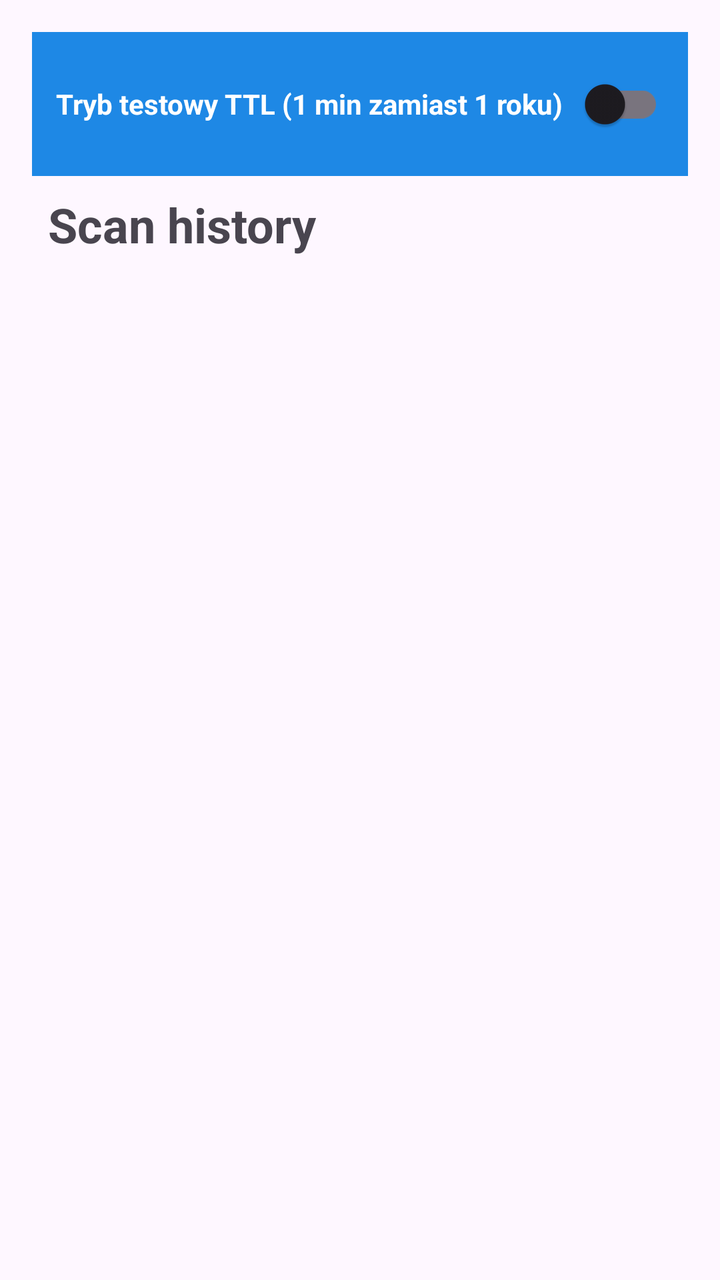
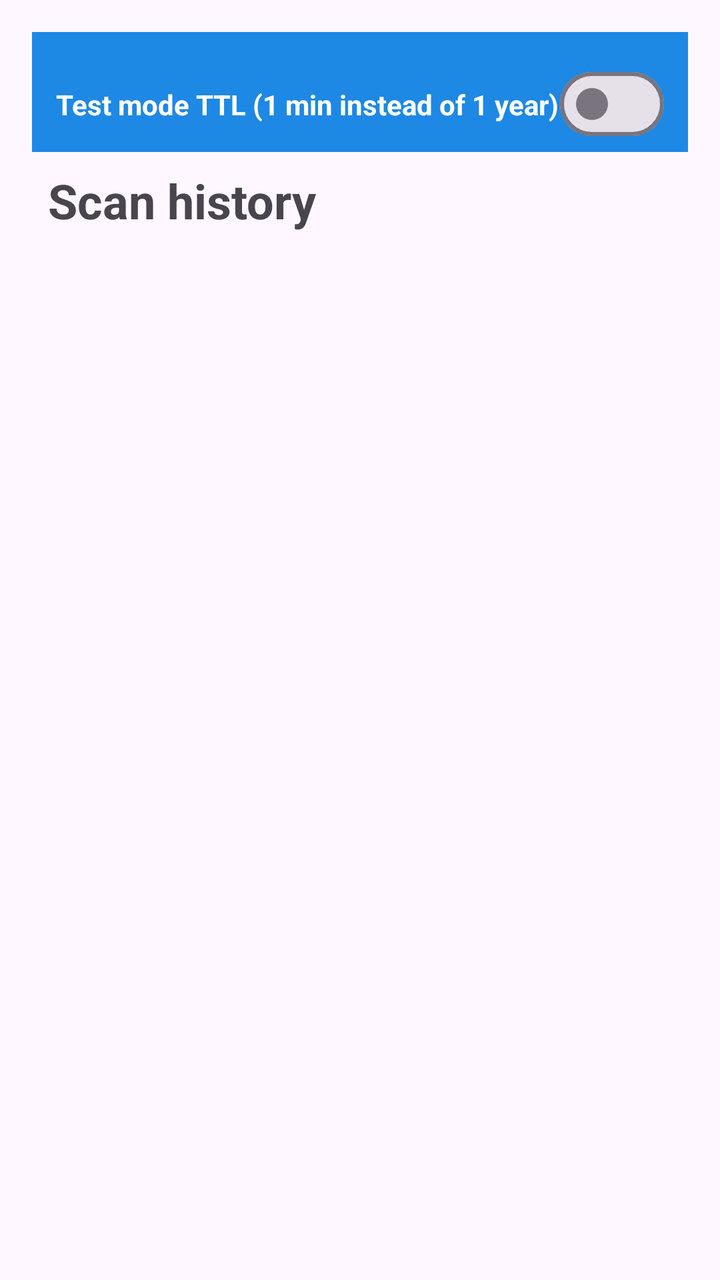

Screens rendered from an Android XML layout before and after an edit, with the pre-edit source and the edit as a unified diff.
<!-- AndroidManifest.xml: application theme Theme.Allergy -->
<!-- res/layout/history_fragment.xml -->
<?xml version="1.0" encoding="utf-8"?>
<androidx.constraintlayout.widget.ConstraintLayout xmlns:android="http://schemas.android.com/apk/res/android"
    xmlns:app="http://schemas.android.com/apk/res-auto"
    xmlns:tools="http://schemas.android.com/tools"
    android:layout_width="match_parent"
    android:layout_height="match_parent"
    android:orientation="vertical"
    android:padding="16dp">

    <LinearLayout
        android:id="@+id/llTtlContainer"
        android:layout_width="match_parent"
        android:layout_height="wrap_content"
        android:orientation="horizontal"
        android:background="#1E88E5"
        android:padding="12dp"
        android:gravity="center_vertical"
        app:layout_constraintTop_toTopOf="parent"
        app:layout_constraintStart_toStartOf="parent"
        app:layout_constraintEnd_toEndOf="parent">

        <TextView
            android:layout_width="0dp"
            android:layout_height="wrap_content"
            android:layout_weight="1"
            android:text="Tryb testowy TTL (1 min zamiast 1 roku)"
            android:textColor="@android:color/white"
            android:textSize="14sp"
            android:textStyle="bold" />

        <com.google.android.material.switchmaterial.SwitchMaterial
            android:id="@+id/switchTestTtl"
            android:layout_width="wrap_content"
            android:layout_height="wrap_content" />
    </LinearLayout>

    <TextView
        android:id="@+id/tvHistoryTitle"
        android:layout_width="wrap_content"
        android:layout_height="wrap_content"
        android:layout_marginStart="8dp"
        android:layout_marginTop="8dp"
        android:text="@string/scan_history"
        android:textSize="24sp"
        android:textStyle="bold"
        app:layout_constraintStart_toStartOf="parent"
        app:layout_constraintTop_toBottomOf="@id/llTtlContainer" />

    <androidx.recyclerview.widget.RecyclerView
        android:id="@+id/recyclerViewHistory"
        android:layout_width="0dp"
        android:layout_height="0dp"
        android:layout_marginTop="16dp"
        app:layout_constraintTop_toBottomOf="@id/tvHistoryTitle"
        app:layout_constraintBottom_toBottomOf="parent"
        app:layout_constraintStart_toStartOf="parent"
        app:layout_constraintEnd_toEndOf="parent" />

</androidx.constraintlayout.widget.ConstraintLayout>
<!-- resources referenced by this layout -->
<resources>
  <string name="scan_history">Scan history</string>
  <style name="Theme.Allergy" parent="Base.Theme.Allergy" />
  <style name="Base.Theme.Allergy" parent="Theme.Material3.DayNight.NoActionBar">
          
          
      </style>
</resources>

<!-- the commit's change to res/layout/history_fragment.xml (unified diff, before → after) -->
@@ -4,35 +4,40 @@
     xmlns:tools="http://schemas.android.com/tools"
     android:layout_width="match_parent"
     android:layout_height="match_parent"
-    android:orientation="vertical"
     android:padding="16dp">
 
-    <LinearLayout
-        android:id="@+id/llTtlContainer"
-        android:layout_width="match_parent"
+    <View
+        android:id="@+id/vTtlBackground"
+        android:layout_width="0dp"
+        android:layout_height="0dp"
+        android:background="@color/blue_primary"
+        app:layout_constraintBottom_toBottomOf="@+id/switchTestTtl"
+        app:layout_constraintEnd_toEndOf="parent"
+        app:layout_constraintStart_toStartOf="parent"
+        app:layout_constraintTop_toTopOf="parent" />
+
+    <TextView
+        android:id="@+id/tvTtlLabel"
+        android:layout_width="0dp"
         android:layout_height="wrap_content"
-        android:orientation="horizontal"
-        android:background="#1E88E5"
-        android:padding="12dp"
-        android:gravity="center_vertical"
-        app:layout_constraintTop_toTopOf="parent"
+        android:layout_marginStart="12dp"
+        android:text="@string/test_ttl_label"
+        android:textColor="@android:color/white"
+        android:textSize="14sp"
+        android:textStyle="bold"
+        app:layout_constraintBottom_toBottomOf="@+id/switchTestTtl"
+        app:layout_constraintEnd_toStartOf="@+id/switchTestTtl"
         app:layout_constraintStart_toStartOf="parent"
-        app:layout_constraintEnd_toEndOf="parent">
+        app:layout_constraintTop_toTopOf="@+id/switchTestTtl" />
 
-        <TextView
-            android:layout_width="0dp"
-            android:layout_height="wrap_content"
-            android:layout_weight="1"
-            android:text="Tryb testowy TTL (1 min zamiast 1 roku)"
-            android:textColor="@android:color/white"
-            android:textSize="14sp"
-            android:textStyle="bold" />
-
-        <com.google.android.material.switchmaterial.SwitchMaterial
-            android:id="@+id/switchTestTtl"
-            android:layout_width="wrap_content"
-            android:layout_height="wrap_content" />
-    </LinearLayout>
+    <com.google.android.material.materialswitch.MaterialSwitch
+        android:id="@+id/switchTestTtl"
+        android:layout_width="wrap_content"
+        android:layout_height="wrap_content"
+        android:layout_marginVertical="12dp"
+        android:layout_marginEnd="12dp"
+        app:layout_constraintEnd_toEndOf="parent"
+        app:layout_constraintTop_toTopOf="parent" />
 
     <TextView
         android:id="@+id/tvHistoryTitle"
@@ -44,16 +49,16 @@
         android:textSize="24sp"
         android:textStyle="bold"
         app:layout_constraintStart_toStartOf="parent"
-        app:layout_constraintTop_toBottomOf="@id/llTtlContainer" />
+        app:layout_constraintTop_toBottomOf="@id/vTtlBackground" />
 
     <androidx.recyclerview.widget.RecyclerView
         android:id="@+id/recyclerViewHistory"
         android:layout_width="0dp"
         android:layout_height="0dp"
         android:layout_marginTop="16dp"
-        app:layout_constraintTop_toBottomOf="@id/tvHistoryTitle"
         app:layout_constraintBottom_toBottomOf="parent"
+        app:layout_constraintEnd_toEndOf="parent"
         app:layout_constraintStart_toStartOf="parent"
-        app:layout_constraintEnd_toEndOf="parent" />
+        app:layout_constraintTop_toBottomOf="@id/tvHistoryTitle" />
 
 </androidx.constraintlayout.widget.ConstraintLayout>
<!-- resource entries referenced after the edit -->
@@ -1,6 +1,8 @@
 <!-- resources referenced by this layout -->
 <resources>
+  <color name="blue_primary">#1E88E5</color>
   <string name="scan_history">Scan history</string>
+  <string name="test_ttl_label">Test mode TTL (1 min instead of 1 year)</string>
   <style name="Theme.Allergy" parent="Base.Theme.Allergy" />
   <style name="Base.Theme.Allergy" parent="Theme.Material3.DayNight.NoActionBar">
           
